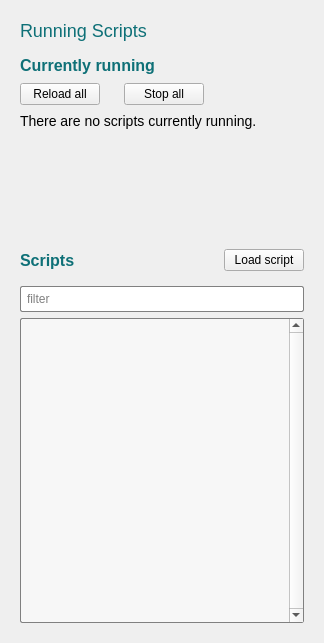
Qt form interface/ui/runningScriptsWidget.ui (vircadia/vircadia-native-core) before a commit.
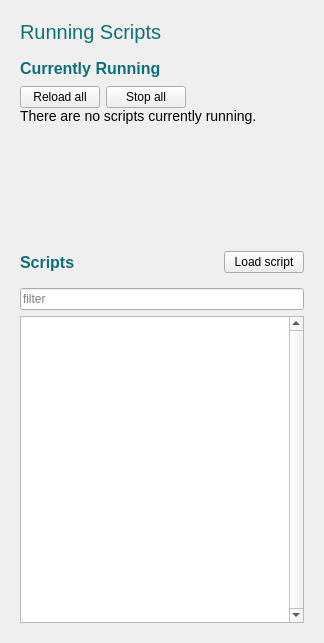
The same form after that commit.

Commit message: Remove box styling from RunningScripts

What changed in the file:
```diff
--- a/interface/ui/runningScriptsWidget.ui
+++ b/interface/ui/runningScriptsWidget.ui
@@ -42,11 +42,10 @@
        <widget class="QLabel" name="widgetTitle">
         <property name="styleSheet">
          <string notr="true">color: #0e7077;
-font-size: 20px;
-background: transparent;</string>
+font-size: 20px;</string>
         </property>
         <property name="text">
-         <string>&lt;html&gt;&lt;head/&gt;&lt;body&gt;&lt;p&gt;&lt;span style=&quot; font-size:18px;&quot;&gt;Running Scripts&lt;/span&gt;&lt;/p&gt;&lt;/body&gt;&lt;/html&gt;</string>
+         <string>Running Scripts</string>
         </property>
         <property name="margin">
          <number>0</number>
@@ -115,10 +114,10 @@
         <property name="styleSheet">
          <string notr="true">color: #0e7077;
 font: bold 16px;
-background: transparent;</string>
+</string>
         </property>
         <property name="text">
-         <string>&lt;html&gt;&lt;head/&gt;&lt;body&gt;&lt;p&gt;&lt;span style=&quot; font-weight:600;&quot;&gt;Currently running&lt;/span&gt;&lt;/p&gt;&lt;/body&gt;&lt;/html&gt;</string>
+         <string>Currently Running</string>
         </property>
        </widget>
       </item>
@@ -147,9 +146,6 @@
          </sizepolicy>
         </property>
         <layout class="QHBoxLayout" name="horizontalLayout_3">
-         <property name="spacing">
-          <number>24</number>
-         </property>
          <property name="leftMargin">
           <number>0</number>
          </property>
@@ -183,8 +179,8 @@
            </property>
            <property name="sizeHint" stdset="0">
             <size>
-             <width>40</width>
-             <height>20</height>
+             <width>0</width>
+             <height>0</height>
             </size>
            </property>
           </spacer>
@@ -192,22 +188,6 @@
         </layout>
        </widget>
       </item>
-      <item>
-       <spacer name="verticalSpacer_4">
-        <property name="orientation">
-         <enum>Qt::Vertical</enum>
-        </property>
-        <property name="sizeType">
-         <enum>QSizePolicy::Fixed</enum>
-        </property>
-        <property name="sizeHint" stdset="0">
-         <size>
-          <width>20</width>
-          <height>8</height>
-         </size>
-        </property>
-       </spacer>
-      </item>
       <item>
        <widget class="QLabel" name="noRunningScriptsLabel">
         <property name="styleSheet">
@@ -391,12 +371,6 @@
       </item>
       <item>
        <widget class="QLineEdit" name="filterLineEdit">
-        <property name="styleSheet">
-         <string notr="true">border: 1px solid rgb(128, 128, 128);
-border-radius: 2px;
-padding: 4px;
-background-color: white;</string>
-        </property>
         <property name="text">
          <string/>
         </property>
@@ -426,23 +400,6 @@
       </item>
       <item>
        <widget class="QListView" name="scriptListView">
-        <property name="styleSheet">
-         <string notr="true">QListView {
-	background: #f7f7f7; 
-	border: 1px solid rgb(128, 128, 128);
-	border-radius: 2px;
-}
-QListView::item {
-	padding-top: 2px;
-	padding-bottom: 2px;
-}</string>
-        </property>
-        <property name="frameShape">
-         <enum>QFrame::Box</enum>
-        </property>
-        <property name="frameShadow">
-         <enum>QFrame::Plain</enum>
-        </property>
         <property name="verticalScrollBarPolicy">
          <enum>Qt::ScrollBarAlwaysOn</enum>
         </property>
```
